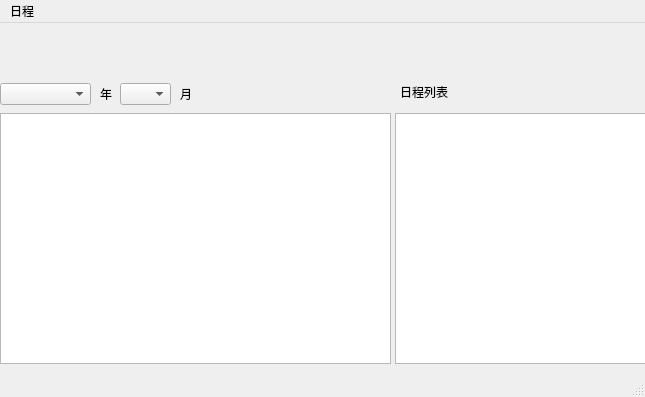
First picture: the form in main_window/main_window.ui, repository WolalaQAQ/MyCalender, before the edit.
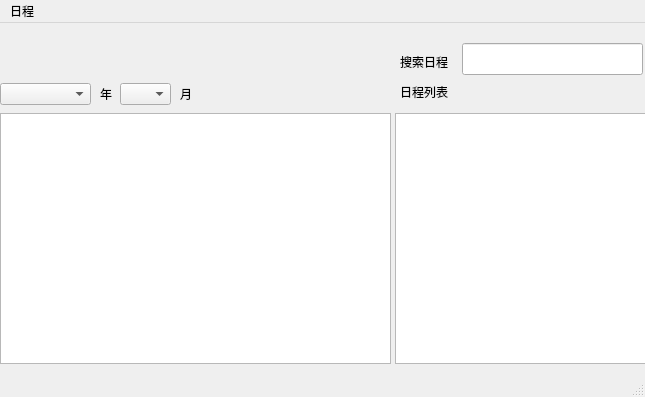
Second picture: the form after the edit.

Commit message: 搜索日程功能添加，正在制作天气功能

Patch:
```diff
--- a/main_window/main_window.ui
+++ b/main_window/main_window.ui
@@ -123,6 +123,29 @@
      <string>日程列表</string>
     </property>
    </widget>
+   <widget class="QLineEdit" name="searchLineEdit">
+    <property name="geometry">
+     <rect>
+      <x>462</x>
+      <y>20</y>
+      <width>181</width>
+      <height>32</height>
+     </rect>
+    </property>
+   </widget>
+   <widget class="QLabel" name="searchLabel">
+    <property name="geometry">
+     <rect>
+      <x>400</x>
+      <y>30</y>
+      <width>58</width>
+      <height>18</height>
+     </rect>
+    </property>
+    <property name="text">
+     <string>搜索日程</string>
+    </property>
+   </widget>
   </widget>
   <widget class="QMenuBar" name="menubar">
    <property name="geometry">
```
The commit also changes 10 other files.
